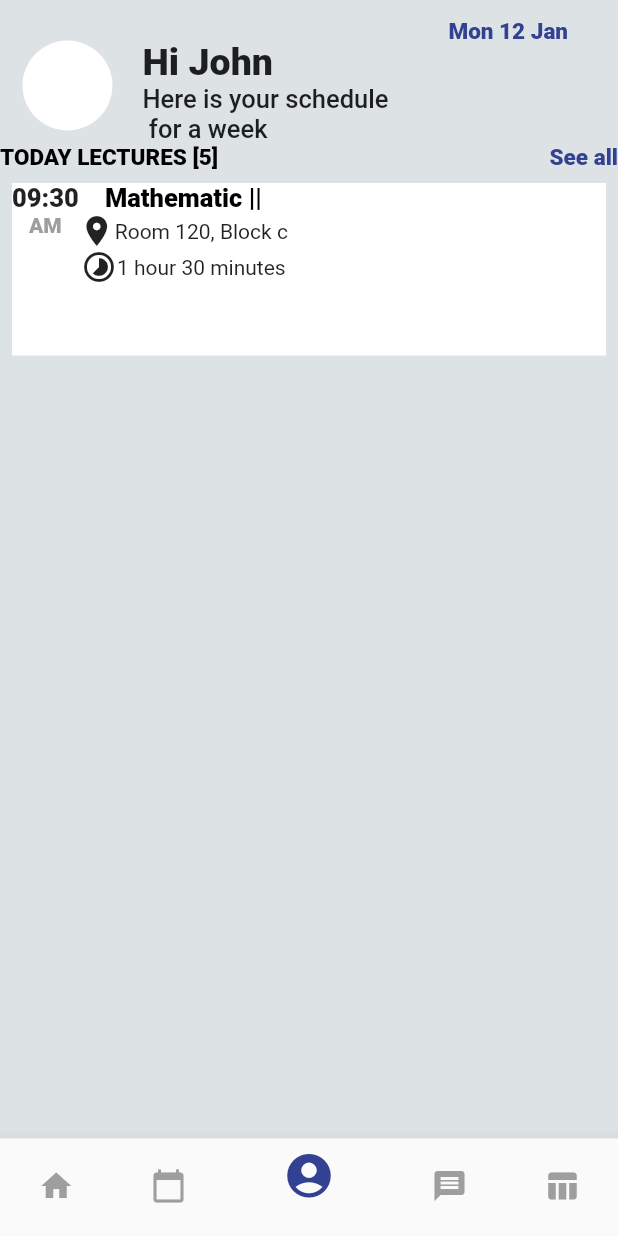
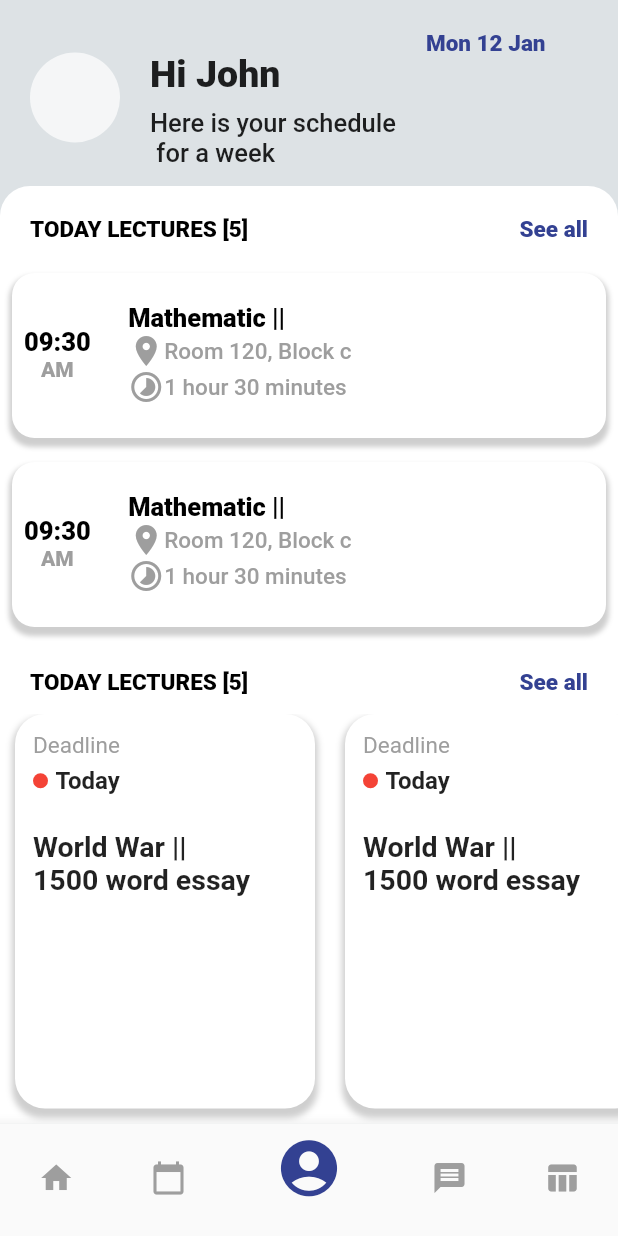
Before and after one commit to amanc1248/conceptualPlantApp, a Flutter app: the screen it shows after launch, item 3 of the bottom bar chosen, on a phone screen of 412 x 824 dp. Run offline on Flutter 3.47's test engine with Material 2 defaults, Android fonts, the phone set to English and light mode, and no system bars; our stand-ins replace table_calendar.

Commit message:
Events were added

```diff
--- /dev/null
+++ b/lib/Screens/eventPage3/local_widgets/eventclass.dart
@@ -0,0 +1,5 @@
+class EventStore{
+  String subject;
+  String level;
+  EventStore({this.subject,this.level});
+}
--- a/lib/Screens/homePage2/homePage2.dart
+++ b/lib/Screens/homePage2/homePage2.dart
@@ -1,6 +1,8 @@
 import 'package:conceptualschoolapp/Screens/homePage2/local_widgets/Heading_And_SeeAll.dart';
+import 'package:conceptualschoolapp/Screens/homePage2/local_widgets/deliveries_list.dart';
 import 'package:conceptualschoolapp/Screens/homePage2/local_widgets/heading.dart';
 import 'package:conceptualschoolapp/Screens/homePage2/local_widgets/todays_Event_List.dart';
+import 'package:conceptualschoolapp/constants.dart';
 import 'package:flutter/material.dart';
 
 class HomePage2 extends StatefulWidget {
@@ -12,15 +14,54 @@ class _HomePage2State extends State<HomePage2> {
   @override
   Widget build(BuildContext context) {
     return SafeArea(
-          child: Container(
-        decoration: BoxDecoration(
-          color:Color(0xFFDDE2E5)
+      child: Container(
+        decoration: BoxDecoration(color: Color(0xFFDDE2E5)),
+        child: Column(
+          children: [
+            HomePage2Heading(),
+            Expanded(
+              child: Container(
+                decoration: BoxDecoration(
+                  color: Colors.white,
+                  borderRadius: BorderRadius.only(topLeft: Radius.circular(20), topRight:Radius.circular(20))
+                ),
+                child: Column(
+                  crossAxisAlignment: CrossAxisAlignment.start,
+                  children: [
+                    Padding(
+                      padding: kContentPaddingEventPage,
+                      child: HeadingAndSeeAll(),
+                    ),
+                    Padding(
+                      padding: const EdgeInsets.all(8),
+                      child: TodaysEventLists(),
+                    ),
+                    Padding(
+                      padding: const EdgeInsets.all(8.0),
+                      child: TodaysEventLists(),
+                    ),
+                    Padding(
+                      padding: kContentPaddingEventPage,
+                      child: HeadingAndSeeAll(),
+                    ),
+                    Expanded(
+                                          child: ListView(
+                        scrollDirection: Axis.horizontal,
+                        children: [
+                          DeliveriesList(),
+                          DeliveriesList(),
+                          DeliveriesList(),
+                          DeliveriesList(),
+
+                        ],
+                      ),
+                    )
+                  ],
+                ),
+              ),
+            )
+          ],
         ),
-        child: Column(children: [
-          HomePage2Heading(),
-          HeadingAndSeeAll(),
-          TodaysEventLists(),
-        ],),
       ),
     );
   }
--- a/lib/Screens/homePage2/local_widgets/deliveries_list.dart
+++ b/lib/Screens/homePage2/local_widgets/deliveries_list.dart
@@ -0,0 +1,57 @@
+import 'package:flutter/material.dart';
+
+class DeliveriesList extends StatefulWidget {
+  @override
+  _DeliveriesListState createState() => _DeliveriesListState();
+}
+
+class _DeliveriesListState extends State<DeliveriesList> {
+  @override
+  Widget build(BuildContext context) {
+    return Padding(
+      padding: const EdgeInsets.fromLTRB(10, 0, 10, 10),
+      child: Container(
+        height: 10,
+        width: 200,
+        decoration: BoxDecoration(
+          color:Colors.white,
+          borderRadius: BorderRadius.all(Radius.circular(20)),
+             boxShadow: [
+        BoxShadow(
+          color: Colors.grey.withOpacity(0.5),
+          spreadRadius: 2,
+          blurRadius: 3,
+          offset: Offset(0,4)
+        ),
+      ],
+      // border: BoxBorder(
+
+      // )
+        ),
+        child: Padding(
+          padding: const EdgeInsets.fromLTRB(12, 12, 12, 15),
+          child: Column(
+            crossAxisAlignment: CrossAxisAlignment.start,
+            children: [
+              Text("Deadline", style: TextStyle(color: Colors.grey, fontSize: 15)),
+              SizedBox(height: 5),
+              Row(
+                children: [
+                  CircleAvatar(
+                    radius:5,
+                    backgroundColor: Colors.red,
+                  ),
+                  SizedBox(width: 5,),
+                  Text("Today",style: TextStyle(fontSize: 16,fontWeight: FontWeight.bold),),
+                ],
+              ),
+              SizedBox(height: 23),
+              Text("World War ||",style:TextStyle(fontSize:19,fontWeight: FontWeight.bold),),
+              Text("1500 word essay",style:TextStyle(fontSize:19,fontWeight: FontWeight.bold))
+            ],
+          ),
+        ),
+      ),
+    );
+  }
+}
--- a/lib/Screens/homePage2/local_widgets/heading.dart
+++ b/lib/Screens/homePage2/local_widgets/heading.dart
@@ -1,17 +1,18 @@
+import 'package:conceptualschoolapp/constants.dart';
 import 'package:flutter/material.dart';
 
 class HomePage2Heading extends StatelessWidget {
   @override
   Widget build(BuildContext context) {
-    return Container(
-      child: Padding(
-        padding: const EdgeInsets.fromLTRB(15, 12, 8, 0),
+    return Padding(
+      padding: kContentPaddingEventPage,
+      child: Container(
         child: Row(
           crossAxisAlignment: CrossAxisAlignment.start,
           children: [
             Padding(
               padding: const EdgeInsets.only(top:15),
-              child: CircleAvatar(radius: 30, backgroundColor: Colors.white),
+              child: CircleAvatar(radius: 30, backgroundColor: Colors.white70),
             ),
             Padding(
               padding: const EdgeInsets.only(left: 20,top: 15),
@@ -20,6 +21,9 @@ class HomePage2Heading extends StatelessWidget {
                 children: [
                   Text("Hi John",
                       style: TextStyle(fontSize: 25, fontWeight: FontWeight.w800)),
+                  SizedBox(
+                    height: 8,
+                  ),
                   Text(
                     "Here is your schedule\n for a week",
                     style: TextStyle(fontSize: 17, fontWeight: FontWeight.w500),
@@ -28,7 +32,7 @@ class HomePage2Heading extends StatelessWidget {
               ),
             ),
             Padding(
-              padding: const EdgeInsets.only(left:40),
+              padding: const EdgeInsets.only(left:20),
               child: Text(
                   "Mon 12 Jan",
                   style: TextStyle(
--- a/lib/Screens/homePage2/local_widgets/todays_Event_List.dart
+++ b/lib/Screens/homePage2/local_widgets/todays_Event_List.dart
@@ -9,24 +9,31 @@ class TodaysEventLists extends StatefulWidget {
 class _TodaysEventListsState extends State<TodaysEventLists> {
   @override
   Widget build(BuildContext context) {
-    return Padding(
-      padding: const EdgeInsets.all(8.0),
-      child: Container(
-
-          height: 115,
+    return Container(
+        padding: EdgeInsets.fromLTRB(8, 10, 8, 12),
+        height: 110,
         decoration: BoxDecoration(
-            color:Colors.white
-
+          borderRadius: BorderRadius.all(Radius.circular(15)),
+          color:Colors.white,
+          boxShadow: [
+        BoxShadow(
+          color: Colors.grey.withOpacity(0.5),
+          spreadRadius: 2,
+          blurRadius: 2,
+          offset: Offset(0,4)
+        ),
+      ],
         ),
         child: Row(
           children: [
             //first column
             Column(
+              mainAxisAlignment: MainAxisAlignment.center,
               children: [
                 Text(
                   "09:30",
                   style:
-                        TextStyle(fontSize: 17, fontWeight: FontWeight.w800),
+                      kSubjectStyle,
                 ),
                 Text(
                   "AM",
@@ -36,7 +43,12 @@ class _TodaysEventListsState extends State<TodaysEventLists> {
               ],
             ),
             //second column
+            SizedBox(
+              width: 25,
+            ),
             Column(
+              crossAxisAlignment: CrossAxisAlignment.start,
+              mainAxisAlignment: MainAxisAlignment.center,
               children: [
                 Text(
                   "Mathematic ||",
@@ -44,20 +56,19 @@ class _TodaysEventListsState extends State<TodaysEventLists> {
                 ),
                 Row(
                   children: [
-                      Icon(Icons.location_on),
-                      Text("Room 120, Block c")
+                    Icon(Icons.location_on,color:Colors.grey),
+                    Text("Room 120, Block c",style: kEventPageEventstle,)
                   ],
                 ),
                 Row(
                   children: [
-                      Icon(Icons.timelapse),
-                      Text("1 hour 30 minutes")
+                    Icon(Icons.timelapse,color:Colors.grey),
+                    Text("1 hour 30 minutes",style: kEventPageEventstle,)
                   ],
                 )
               ],
             )
           ],
-          )),
-    );
+        ));
   }
 }
--- a/lib/constants.dart
+++ b/lib/constants.dart
@@ -9,3 +9,4 @@ const kEventPageEventstle =
     TextStyle(fontSize: 15, fontWeight: FontWeight.w500, color: Colors.grey);
 const kSubjectStyle =
     TextStyle(fontSize: 17, fontWeight: FontWeight.w900, color: Colors.black);
+const kContentPaddingEventPage =  EdgeInsets.fromLTRB(20, 20, 20, 12);
--- a/lib/main.dart
+++ b/lib/main.dart
@@ -1,7 +1,7 @@
-
+import 'package:conceptualschoolapp/Screens/Model/event_modifier.dart';
 import 'package:conceptualschoolapp/Screens/homePage2/homePage2.dart';
 import 'package:flutter/material.dart';
-
+import 'package:provider/provider.dart';
 import 'Screens/eventPage3/eventPage3.dart';
 import 'Screens/profilePage1/profilePage1.dart';
 
@@ -20,7 +20,8 @@ class _MyStatefulWidgetState extends State<MyStatefulWidget> {
       _selectedIndex = index;
     });
   }
-  final List<Widget> _children=[
+
+  final List<Widget> _children = [
     ProfilePage1(),
     EventPage3(),
     HomePage2(),
@@ -30,7 +31,12 @@ class _MyStatefulWidgetState extends State<MyStatefulWidget> {
 
   @override
   Widget build(BuildContext context) {
-    return MaterialApp(
+    return MultiProvider(
+      providers: [
+        ChangeNotifierProvider<EventModifier>(
+            create: (context) => EventModifier()),
+      ],
+      child: MaterialApp(
         debugShowCheckedModeBanner: false,
         home: Scaffold(
           body: Center(child: _children.elementAt(_selectedIndex)),
@@ -42,11 +48,12 @@ class _MyStatefulWidgetState extends State<MyStatefulWidget> {
               BottomNavigationBarItem(
                   icon: Icon(
                     Icons.account_circle,
-                  size: 35,
+                    size: 45,
                     color: Color(0xFF334192),
                   ),
                   title: Text("")),
-            BottomNavigationBarItem(icon: Icon(Icons.message), title: Text("")),
+              BottomNavigationBarItem(
+                  icon: Icon(Icons.message), title: Text("")),
               BottomNavigationBarItem(
                   icon: Icon(Icons.table_chart), title: Text("")),
             ],
@@ -56,6 +63,7 @@ class _MyStatefulWidgetState extends State<MyStatefulWidget> {
             onTap: _onItemTapped,
           ),
         ),
+      ),
     );
   }
 }
--- a/pubspec.yaml
+++ b/pubspec.yaml
@@ -30,6 +30,7 @@ dependencies:
   cupertino_icons: ^0.1.3
   font_awesome_flutter: ^8.8.1
   table_calendar: ^2.2.3
+  provider: ^4.3.2+1
   shared_preferences: ^0.5.10
 
 dev_dependencies:
```
Also changed, not shown: lib/Screens/Model/event_modifier.dart (added, +33 -0 lines), lib/Screens/eventPage3/eventPage3.dart (+1 -30 lines), lib/Screens/eventPage3/local_widgets/Particular_Date_Event.dart (+18 -6 lines), lib/Screens/eventPage3/local_widgets/Time_And_Duration.dart (+32 -15 lines), lib/Screens/eventPage3/local_widgets/calendar_and_events.dart (+44 -38 lines), pubspec.lock. Lines whose indentation alone changed are shown as unchanged.
